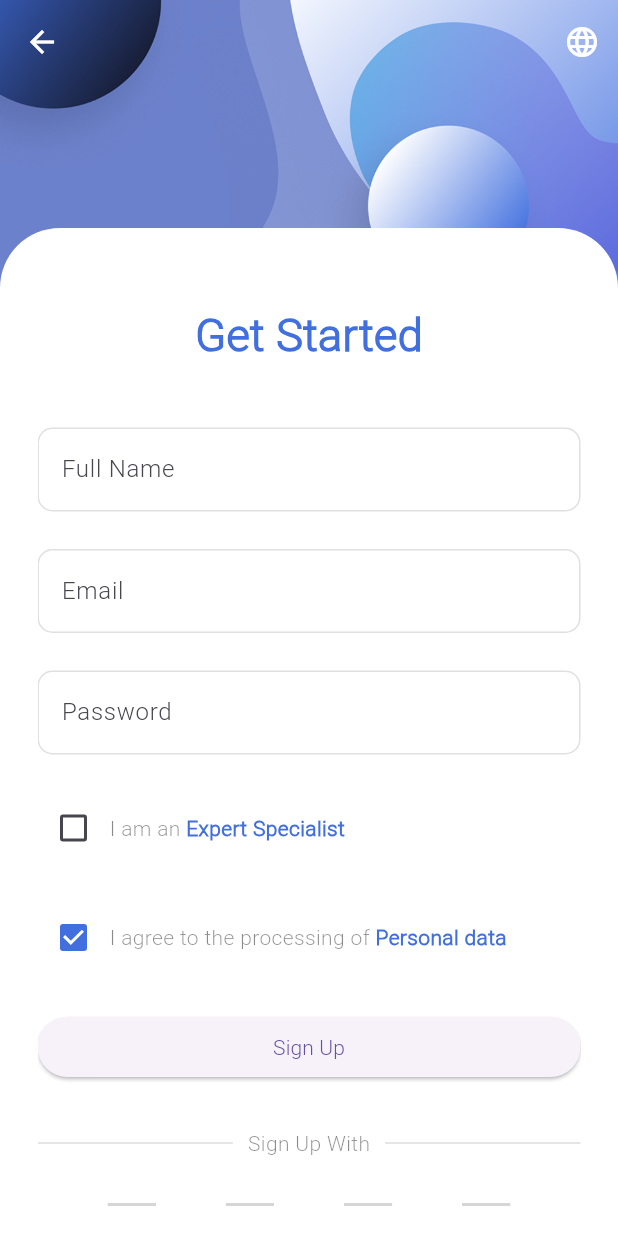
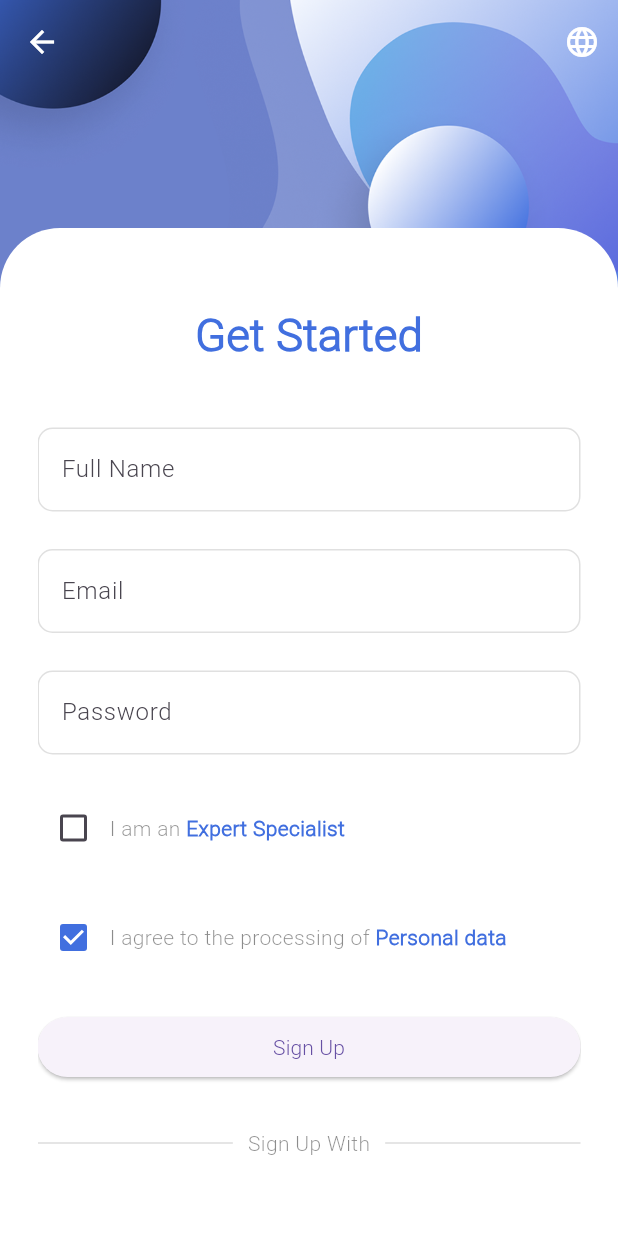
Before and after one commit to kartiksharmakk/Vrikshved, a Flutter app: the screen it shows after launch, after a tap on "Sign Up", on a phone screen of 412 x 824 dp. Run offline on Flutter 3.47's test engine with Material 3 defaults, Android fonts, the phone set to English and light mode, and no system bars; our stand-ins replace animated_splash_screen, cloud_firestore, curved_navigation_bar, firebase_auth, firebase_core, firebase_database and 7 more; missing offline and left inert: tflite_flutter, tflite_flutter_helper; accounts and stored records are empty; generated files the repository leaves out were written again; project files that could hold a hidden picture were left out; grey boxes are pictures that could not be loaded.

Commit message:
change splash screen , improve firebase code

```diff
--- a/lib/Auth/Signup.dart
+++ b/lib/Auth/Signup.dart
@@ -374,15 +374,15 @@ class _SignupState extends State<Signup> {
                           height: 30.0,
                         ),
                         // sign up social media logo
-                        Row(
-                          mainAxisAlignment: MainAxisAlignment.spaceEvenly,
-                          children: [
-                            Logo(Logos.facebook_f),
-                            Logo(Logos.twitter),
-                            Logo(Logos.google),
-                            Logo(Logos.apple),
-                          ],
-                        ),
+                        // Row(
+                        //   mainAxisAlignment: MainAxisAlignment.spaceEvenly,
+                        //   children: [
+                        //     Logo(Logos.facebook_f),
+                        //     Logo(Logos.twitter),
+                        //     Logo(Logos.google),
+                        //     Logo(Logos.apple),
+                        //   ],
+                        // ),
                         const SizedBox(
                           height: 25.0,
                         ),
--- a/lib/Chat/chatapp.dart
+++ b/lib/Chat/chatapp.dart
@@ -13,13 +13,15 @@ class ChatApp extends StatefulWidget {
 }
 
 class _ChatAppState extends State<ChatApp> {
+
+  final _firestore = FirebaseFirestore.instance;
+  final auth = FirebaseAuth.instance;
+
   final search = TextEditingController();
 
   final ref = FirebaseDatabase.instance.ref('login');
 
   late final Map<String, dynamic> userMap;
-  final _firestore = FirebaseFirestore.instance;
-  final auth = FirebaseAuth.instance;
 
   String chatRoomId(String user1, String user2) {
     if (user1[0].toLowerCase().codeUnits[0] >
--- a/lib/Splash_Screen.dart
+++ b/lib/Splash_Screen.dart
@@ -41,6 +41,6 @@ class Splash extends StatelessWidget {
             nextScreen: MyApp(locale: locale),
             splashTransition: SplashTransition.slideTransition,
             pageTransitionType: PageTransitionType.topToBottom,
-            backgroundColor: const Color(0xFF112425)));
+            backgroundColor: const Color(0xFF4C53A5)));
   }
 }
--- a/lib/widget/HomeAppBar.dart
+++ b/lib/widget/HomeAppBar.dart
@@ -1,3 +1,4 @@
+import 'package:cloud_firestore/cloud_firestore.dart';
 import 'package:firebase_auth/firebase_auth.dart';
 import 'package:flutter/material.dart';
 import 'package:plant_rec/Utils/utils.dart';
@@ -24,6 +25,10 @@ class HomeAppBar extends StatelessWidget {
         children: [
           IconButton(
             onPressed: () {
+              final _firestore=FirebaseFirestore.instance;
+              _firestore.collection("user").doc(auth.currentUser?.uid).update({
+                "status":"Offline",
+              });
               auth.signOut().then((value) {
                 Navigator.pushNamed(context, '/');
               }).onError((error, stackTrace) {
```
Also changed, not shown: lib/Auth/Forget.dart (+8 -9 lines), lib/Auth/Login.dart (+9 -9 lines), lib/Chat/Chatroom.dart (+26 -5 lines), lib/Dashboard.dart (+34 -1 lines).
